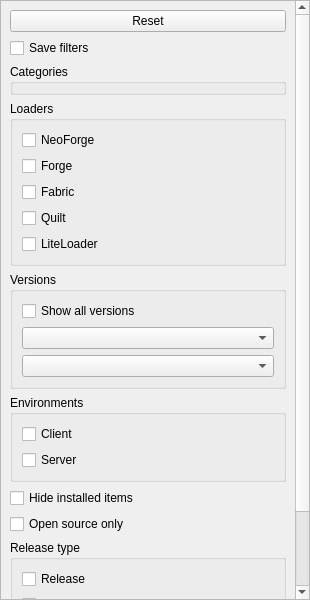
Before: the Qt Designer form launcher/ui/widgets/ModFilterWidget.ui in PrismLauncher/PrismLauncher, drawn with Qt 5.
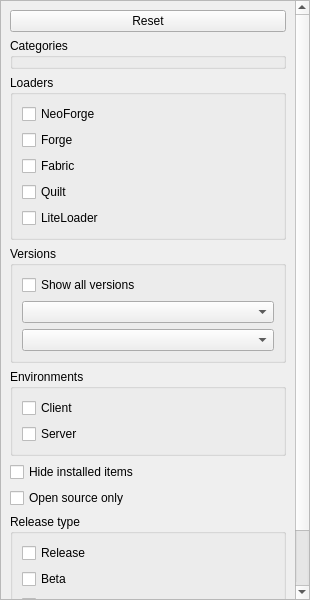
After: the same form once the commit is applied. Custom widgets are drawn as their Qt base class.

Commit message: chore:move save filter stting in global config

What changed in the file:
```diff
--- a/launcher/ui/widgets/ModFilterWidget.ui
+++ b/launcher/ui/widgets/ModFilterWidget.ui
@@ -75,13 +75,6 @@
          </property>
         </widget>
        </item>
-       <item>
-        <widget class="QCheckBox" name="saveFiltersCb">
-         <property name="text">
-          <string>Save filters</string>
-         </property>
-        </widget>
-       </item>
        <item>
         <widget class="QGroupBox" name="categoryGroup">
          <property name="title">
```
The commit also changes 4 other files.
